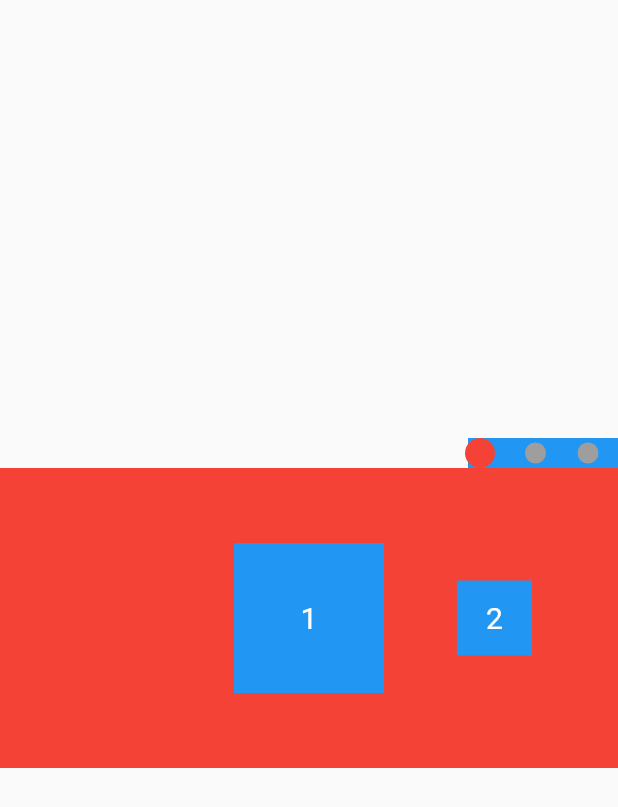
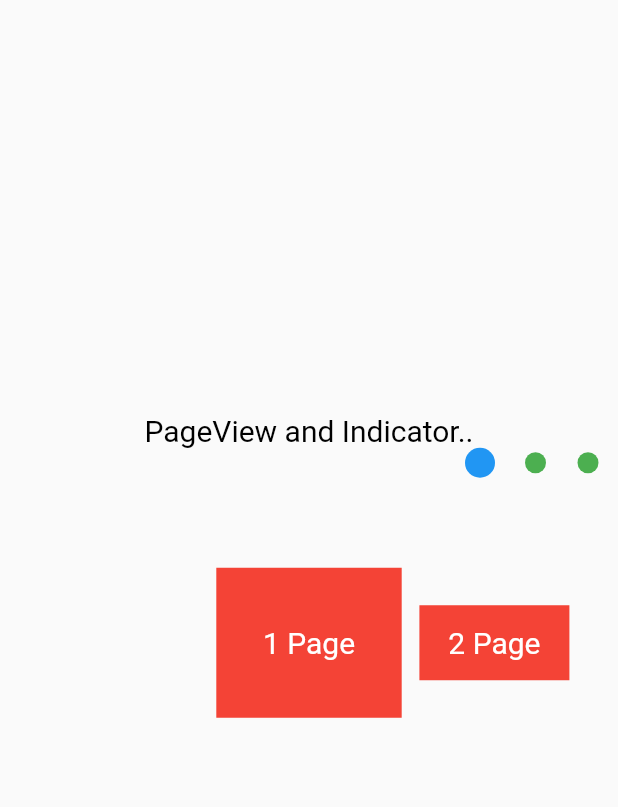
Before and after one commit to taylanyildiz/Flutter-PageView-Indicator, a Flutter app: the screen it shows after launch, on a phone screen of 412 x 824 dp. Shown: the top 807 px of the screen. Run offline on Flutter 3.47's test engine with Material 2 defaults, Android fonts, the phone set to English and light mode, and no system bars.

Commit message:
widget added
ok.:)

```diff
--- a/lib/main.dart
+++ b/lib/main.dart
@@ -1,4 +1,5 @@
 import 'package:flutter/material.dart';
+
 import 'screens/screens.dart';
 
 void main() => runApp(App());
--- a/lib/screens/home_screen.dart
+++ b/lib/screens/home_screen.dart
@@ -1,173 +1,42 @@
 import 'package:flutter/material.dart';
+import 'package:flutter_page_indicator/widget/widget.dart';
 
 class HomeScreen extends StatefulWidget {
   @override
   _HomeScreenState createState() => _HomeScreenState();
 }
 
-class _HomeScreenState extends State<HomeScreen> with TickerProviderStateMixin {
-  PageController _pageController;
-  AnimationController controller;
-  Animation animation;
-
-  @override
-  void initState() {
-    // TODO: implement initState
-    super.initState();
-    _pageController = PageController(
-      initialPage: 0,
-      viewportFraction: 0.3,
-    );
-    controller = AnimationController(
-      vsync: this,
-      duration: Duration(seconds: 1),
-    )..repeat();
-    animation = CurvedAnimation(
-      parent: controller,
-      curve: Curves.linear,
-    )..addListener(() {
-        setState(() {});
-      });
-  }
-
-  Widget pageViewWidget(index) {
-    return AnimatedBuilder(
-      animation: _pageController,
-      builder: (context, child) {
-        var value = 1.0;
-        if (_pageController.position.hasContentDimensions) {
-          value = _pageController.page - index;
-          value = (1 - (value.abs() * 0.5)).clamp(0.0, 1.0);
-        }
-        return Center(
-          child: SizedBox(
-            width: Curves.easeInOut.transform(value) * 100.0,
-            height: Curves.easeInOut.transform(value) * 100.0,
-            child: child,
-          ),
-        );
-      },
-      child: Container(
-        width: 100,
-        height: 100,
-        color: Colors.blue,
-        child: Center(
-          child: Text(
-            '${index + 1}',
-            style: TextStyle(color: Colors.white, fontSize: 20.0),
-          ),
-        ),
-      ),
-    );
-  }
-
+class _HomeScreenState extends State<HomeScreen> {
   @override
   Widget build(BuildContext context) {
     return Scaffold(
-      body: Container(
+      body: Center(
         child: Column(
           mainAxisAlignment: MainAxisAlignment.center,
           children: [
-            Align(
-              alignment: Alignment.topRight,
-              child: Container(
-                color: Colors.blue,
-                height: 20.0,
-                width: 100.0,
-                child: CustomPaint(
-                  painter: IndicatorPaint(
-                    pageCount: 3,
-                    indicatorColor: Colors.red,
-                    backIndicatorColor: Colors.grey,
-                    page: _pageController.hasClients &&
-                            _pageController.page != null
-                        ? _pageController.page
-                        : 0.0,
+            Text(
+              'PageView and Indicator..',
+              style: TextStyle(color: Colors.black, fontSize: 20.0),
+            ),
+            IndicatorPageView(
+              indicatorBackColor: Colors.green,
+              indicatorColor: Colors.blue,
+              itemCount: 3,
+              builder: (index) {
+                return Container(
+                  color: Colors.red,
+                  child: Center(
+                    child: Text(
+                      '${index + 1} Page',
+                      style: TextStyle(color: Colors.white, fontSize: 20.0),
+                    ),
                   ),
-                ),
-              ),
+                );
+              },
             ),
-            Container(
-              height: 200.0,
-              color: Colors.red,
-              child: PageView.builder(
-                controller: _pageController,
-                itemCount: 3,
-                itemBuilder: (context, index) => pageViewWidget(index),
-              ),
-            ),
-            SizedBox(height: 20.0),
           ],
         ),
       ),
     );
   }
 }
-
-class IndicatorPaint extends CustomPainter {
-  final Paint indicatorPaint;
-  final Paint backIndicatorPaint;
-  final Color indicatorColor;
-  final Color backIndicatorColor;
-  final int pageCount;
-  final double page;
-  double thickness;
-  double radius;
-  double space;
-  IndicatorPaint({
-    double thickness,
-    double radius,
-    double space,
-    @required this.page,
-    @required this.pageCount,
-    @required this.indicatorColor,
-    @required this.backIndicatorColor,
-  })  : indicatorPaint = Paint()..color = indicatorColor,
-        backIndicatorPaint = Paint()..color = backIndicatorColor,
-        radius = radius ?? 10.0,
-        space = space ?? 15.0,
-        thickness = thickness ?? 3.0,
-        super();
-  @override
-  void paint(Canvas canvas, Size size) {
-    final Offset offset = Offset(radius, size.height / 2);
-    final double totalWidth =
-        (pageCount * 2 * radius) - (pageCount - 1) * space;
-    _drawBackIndicator(canvas, offset, totalWidth);
-    _drawIndicator(canvas, offset, totalWidth);
-  }
-
-  void _drawBackIndicator(Canvas canvas, Offset offset, double totalWidth) {
-    for (var i = 0; i < pageCount; i++) {
-      canvas.drawCircle(offset, radius - thickness, backIndicatorPaint);
-      offset = offset.translate((2 * radius) + space, 0);
-    }
-  }
-
-  void _drawIndicator(Canvas canvas, Offset offset, double totalWidth) {
-    final int pageIndexToLeft = page.round();
-    final double leftDotX = (offset.dx - (totalWidth / 2)) +
-        (pageIndexToLeft * ((2 * radius) + space));
-    final double transitionPercent = page - pageIndexToLeft;
-    final double indicatorLeftX =
-        leftDotX + (transitionPercent * ((2 * radius) + space));
-    final double indicatorRightX = indicatorLeftX + (2 * radius);
-
-    canvas.drawRRect(
-      RRect.fromLTRBR(
-        indicatorLeftX + thickness,
-        0,
-        indicatorRightX + thickness,
-        2 * radius,
-        Radius.circular(radius),
-      ),
-      indicatorPaint,
-    );
-  }
-
-  @override
-  bool shouldRepaint(covariant CustomPainter oldDelegate) {
-    // TODO: implement shouldRepaint
-    return true;
-  }
-}
--- /dev/null
+++ b/lib/widget/indicator_pageview.dart
@@ -0,0 +1,177 @@
+import 'package:flutter/material.dart';
+
+class IndicatorPageView extends StatefulWidget {
+  final Widget Function(int index) builder;
+  final int itemCount;
+  final Color indicatorColor;
+  final Color indicatorBackColor;
+  final Color pageViewColor;
+
+  const IndicatorPageView({
+    Key key,
+    @required this.builder,
+    @required this.itemCount,
+    @required this.indicatorColor,
+    @required this.indicatorBackColor,
+    @required this.pageViewColor,
+  }) : super(key: key);
+
+  @override
+  _IndicatorPageViewState createState() => _IndicatorPageViewState();
+}
+
+class _IndicatorPageViewState extends State<IndicatorPageView>
+    with TickerProviderStateMixin {
+  PageController _pageController;
+  AnimationController controller;
+  Animation animation;
+
+  @override
+  void initState() {
+    // TODO: implement initState
+    super.initState();
+    _pageController = PageController(
+      initialPage: 0,
+      viewportFraction: 0.3,
+    );
+    controller = AnimationController(
+      vsync: this,
+      duration: Duration(seconds: 1),
+    )..repeat();
+    animation = CurvedAnimation(
+      parent: controller,
+      curve: Curves.linear,
+    )..addListener(() {
+        setState(() {});
+      });
+  }
+
+  Widget pageViewWidget(index) {
+    return AnimatedBuilder(
+      animation: _pageController,
+      builder: (context, child) {
+        var value = 1.0;
+        if (_pageController.position.hasContentDimensions) {
+          value = _pageController.page - index;
+          value = (1 - (value.abs() * 0.5)).clamp(0.0, 1.0);
+        }
+        return Center(
+          child: SizedBox(
+            width: Curves.easeInOut.transform(value) * 200.0,
+            height: Curves.easeInOut.transform(value) * 100.0,
+            child: child,
+          ),
+        );
+      },
+      child: widget.builder(index),
+    );
+  }
+
+  @override
+  Widget build(BuildContext context) {
+    return Container(
+      child: Column(
+        mainAxisAlignment: MainAxisAlignment.center,
+        children: [
+          Align(
+            alignment: Alignment.topRight,
+            child: Container(
+              height: 20.0,
+              width: 100.0,
+              child: CustomPaint(
+                painter: IndicatorPaint(
+                  pageCount: widget.itemCount,
+                  indicatorColor: widget.indicatorColor,
+                  backIndicatorColor: widget.indicatorBackColor,
+                  page:
+                      _pageController.hasClients && _pageController.page != null
+                          ? _pageController.page
+                          : 0.0,
+                ),
+              ),
+            ),
+          ),
+          SizedBox(height: 10.0),
+          Container(
+            height: 200.0,
+            color: widget.pageViewColor ?? null,
+            child: PageView.builder(
+              controller: _pageController,
+              itemCount: widget.itemCount,
+              itemBuilder: (context, index) => pageViewWidget(index),
+            ),
+          ),
+          SizedBox(height: 20.0),
+        ],
+      ),
+    );
+  }
+}
+
+class IndicatorPaint extends CustomPainter {
+  final Paint indicatorPaint;
+  final Paint backIndicatorPaint;
+  final Color indicatorColor;
+  final Color backIndicatorColor;
+  final int pageCount;
+  final double page;
+  double thickness;
+  double radius;
+  double space;
+  IndicatorPaint({
+    double thickness,
+    double radius,
+    double space,
+    @required this.page,
+    @required this.pageCount,
+    @required this.indicatorColor,
+    @required this.backIndicatorColor,
+  })  : indicatorPaint = Paint()..color = indicatorColor,
+        backIndicatorPaint = Paint()..color = backIndicatorColor,
+        radius = radius ?? 10.0,
+        space = space ?? 15.0,
+        thickness = thickness ?? 3.0,
+        super();
+  @override
+  void paint(Canvas canvas, Size size) {
+    final Offset offset = Offset(radius, size.height / 2);
+    final double totalWidth =
+        (pageCount * 2 * radius) - (pageCount - 1) * space;
+    _drawBackIndicator(canvas, offset, totalWidth);
+    _drawIndicator(canvas, offset, totalWidth);
+  }
+
+  void _drawBackIndicator(Canvas canvas, Offset offset, double totalWidth) {
+    for (var i = 0; i < pageCount; i++) {
+      canvas.drawCircle(offset, radius - thickness, backIndicatorPaint);
+      offset = offset.translate((2 * radius) + space, 0);
+    }
+  }
+
+  void _drawIndicator(Canvas canvas, Offset offset, double totalWidth) {
+    final int pageIndexToLeft = page.round();
+    final double leftDotX = (offset.dx - (totalWidth / 2)) +
+        (pageIndexToLeft * ((2 * radius) + space));
+    final double transitionPercent = page - pageIndexToLeft;
+    final double indicatorLeftX =
+        leftDotX + (transitionPercent * ((2 * radius) + space));
+    final double indicatorRightX = indicatorLeftX + (2 * radius);
+
+    canvas.drawRRect(
+      RRect.fromLTRBR(
+        indicatorLeftX + thickness,
+        0,
+        indicatorRightX + thickness,
+        2 * radius,
+        Radius.circular(radius),
+      ),
+      indicatorPaint,
+    );
+  }
+
+  @override
+  bool shouldRepaint(covariant CustomPainter oldDelegate) {
+    // TODO: implement shouldRepaint
+    return true;
+  }
+}
--- /dev/null
+++ b/lib/widget/widget.dart
@@ -0,0 +1 @@
+export 'indicator_pageview.dart';
```
